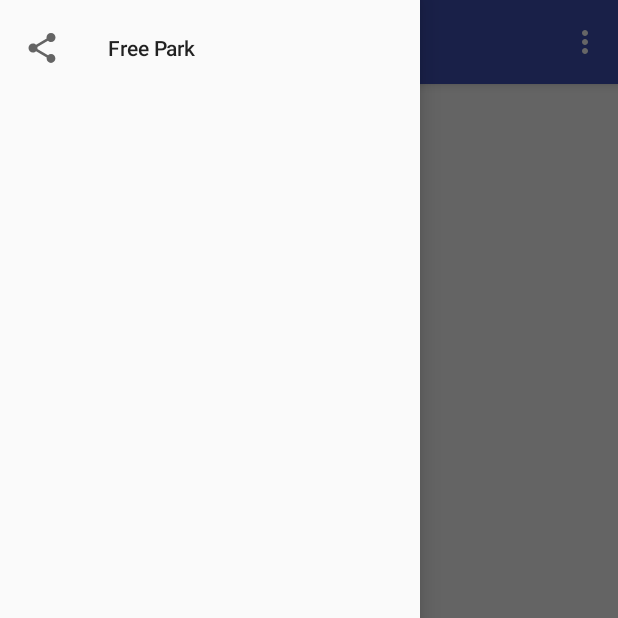
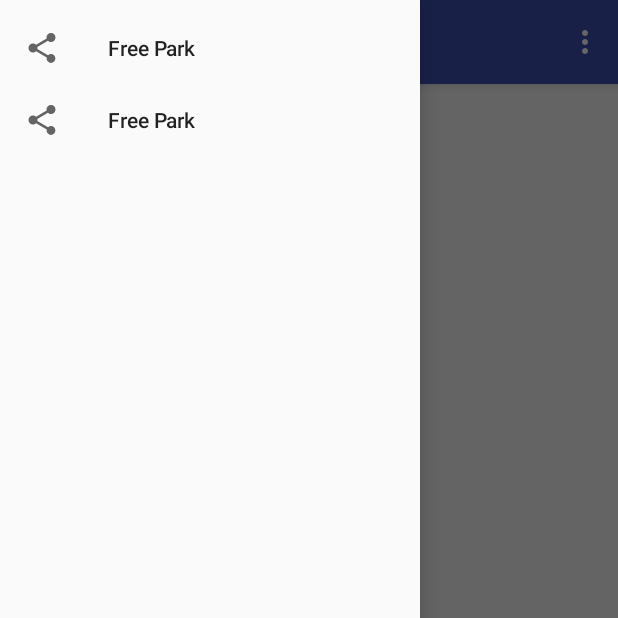
Before and after one commit to avay/andriod_app_sample, an Android app: the screen it shows after launch (MainActivity), with the side drawer open, on a phone screen of 412 x 824 dp, the top half of it. Run offline under Robolectric (Android 15) with nearby library versions, the phone set to English and light mode, and no system bars.

Commit message:
problem in vectordrawable

```diff
--- a/app/src/main/java/com/eknowlabs/myapplication/MainActivity.java
+++ b/app/src/main/java/com/eknowlabs/myapplication/MainActivity.java
@@ -100,10 +100,9 @@ public class MainActivity extends AppCompatActivity
 
         if (id == R.id.nav_share) {
             // Handle the camera action
-        } /*else if (id == R.id.nav_promo) {
+        } else if (id == R.id.nav_share1) {
 
-        } else if (id == R.id.nav_help) {
-*/
+        }
 
 
         DrawerLayout drawer = (DrawerLayout) findViewById(R.id.drawer_layout);
--- a/app/src/main/res/drawable-v21/ic_menu_find.xml
+++ /dev/null
@@ -1,5 +0,0 @@
-<vector android:height="24dp" android:viewportHeight="628.007"
-    android:viewportWidth="628.007" android:width="24dp" xmlns:android="http://schemas.android.com/apk/res/android">
-    <path android:fillColor="#010002"
-        android:pathData="M314,44.7c84.4,0 153.1,68.7 153.1,153.1s-68.7,153.1 -153.1,153.1c-84.4,0 -153.1,-68.7 -153.1,-153.1S229.6,44.7 314,44.7M314,0C204.7,0 116.2,88.6 116.2,197.8c0,109.2 197.8,430.2 197.8,430.2s197.8,-320.9 197.8,-430.2C511.9,88.6 423.3,0 314,0zM364.7,127.9c-10.7,-9.6 -27.5,-15 -50.5,-15c-18.7,0 -33.4,1.6 -44.6,3.5v178h23.3v-72.2c5.4,1.4 11.7,1.6 18.7,1.6c22.7,0 42.5,-6.7 55,-19.8c9.1,-9.4 14,-22.2 14,-38.5C380.5,149.5 374.3,136.4 364.7,127.9zM312.1,205.1c-7.8,0 -14.2,-0.6 -19.3,-1.9v-70c4,-1.1 11.7,-1.9 21.9,-1.9c25.4,0 42.5,11.5 42.5,35.6C357.2,191.2 340.1,205.1 312.1,205.1z"/>
-</vector>
--- a/app/src/main/res/drawable-v21/ic_menu_payment.xml
+++ /dev/null
@@ -1,4 +0,0 @@
-<vector android:height="24dp" android:viewportHeight="250.0"
-    android:viewportWidth="169.756" android:width="16dp" xmlns:android="http://schemas.android.com/apk/res/android">
-    <path android:fillColor="#010101" android:pathData="M113.01,23.62h41.03L169.76,0L15.71,0L0,23.62h26.74c27.09,0 52.08,2.09 62.08,24.74L15.71,48.36L0,71.98h91.77c-0,0.05 -0,0.1 -0,0.16c0,16.97 -14.11,43.01 -60.69,43.01l-22.54,-0.03l0.03,22.07L98.83,250h40.19l-93.42,-116.71c38.46,-2.07 74.52,-23.56 79.72,-61.31h28.72l15.71,-23.62h-44.84C123.11,39.26 119.17,30.46 113.01,23.62z"/>
-</vector>
--- a/app/src/main/res/drawable-v21/ic_menu_qrscan.xml
+++ /dev/null
@@ -1,12 +0,0 @@
-<vector android:height="24dp" android:viewportHeight="401.994"
-    android:viewportWidth="401.994" android:width="24dp" xmlns:android="http://schemas.android.com/apk/res/android">
-    <path android:fillColor="#FF000000" android:pathData="M0,402h182.7V219.3H0V402zM36.5,255.8h109.6v109.4H36.5V255.8z"/>
-    <path android:fillColor="#FF000000" android:pathData="M73.1,292.4h36.5v36.5h-36.5z"/>
-    <path android:fillColor="#FF000000" android:pathData="M292.4,365.4h36.6v36.5h-36.6z"/>
-    <path android:fillColor="#FF000000" android:pathData="M365.4,365.4h36.6v36.5h-36.6z"/>
-    <path android:fillColor="#FF000000" android:pathData="M365.4,255.8l-36.5,0l0,-36.5l-109.6,0l0,182.7l36.5,0l0,-109.6l36.5,0l0,36.5l109.6,0l0,-109.6l0,0l-36.5,0z"/>
-    <path android:fillColor="#FF000000" android:pathData="M0,182.7h182.7V0H0V182.7zM36.5,36.5h109.6v109.6H36.5V36.5z"/>
-    <path android:fillColor="#FF000000" android:pathData="M73.1,73.1h36.5v36.5h-36.5z"/>
-    <path android:fillColor="#FF000000" android:pathData="M219.3,0v182.7h182.7V0H219.3zM365.4,146.2H255.8V36.5h109.6V146.2z"/>
-    <path android:fillColor="#FF000000" android:pathData="M292.4,73.1h36.6v36.5h-36.6z"/>
-</vector>
--- a/app/src/main/res/menu/activity_main_drawer.xml
+++ b/app/src/main/res/menu/activity_main_drawer.xml
@@ -5,21 +5,25 @@
     <!--<item
             android:id="@+id/nav_find"
             android:icon="@drawable/ic_menu_find"
-            android:title="Find Parking" />
-        <item
+            android:title="Find Parking" />-->
+        <!--<item
             android:id="@+id/nav_cal"
             android:icon="@drawable/ic_menu_calendar"
             android:title="Reservations" />
         <item
             android:id="@+id/nav_fav"
             android:icon="@drawable/ic_menu_fav"
-            android:title="Favourites" />
-        <item
+            android:title="Favourites" />-->
+        <!--<item
             android:id="@+id/nav_acc"
             android:icon="@drawable/ic_menu_profile"
             android:title="Account" />-->
         <item
             android:id="@+id/nav_share"
+            android:icon="@drawable/ic_menu_share"
+            android:title="Free Park" />
+        <item
+            android:id="@+id/nav_share1"
             android:icon="@drawable/ic_menu_share"
             android:title="Free Park" />
       <!--  <item
```
